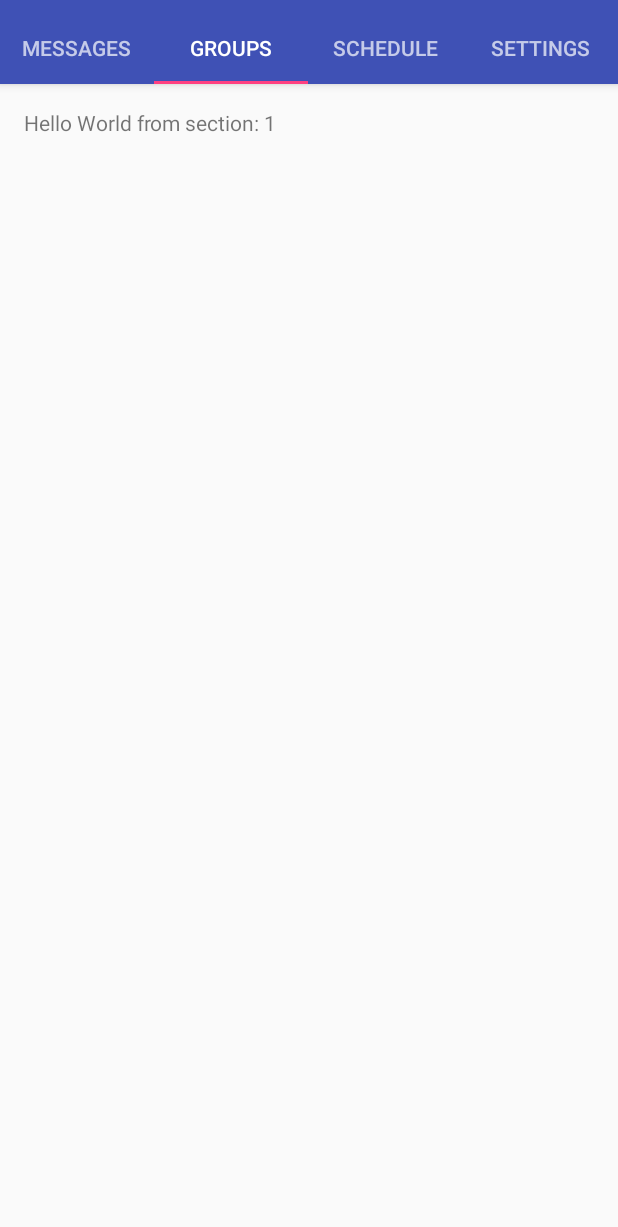
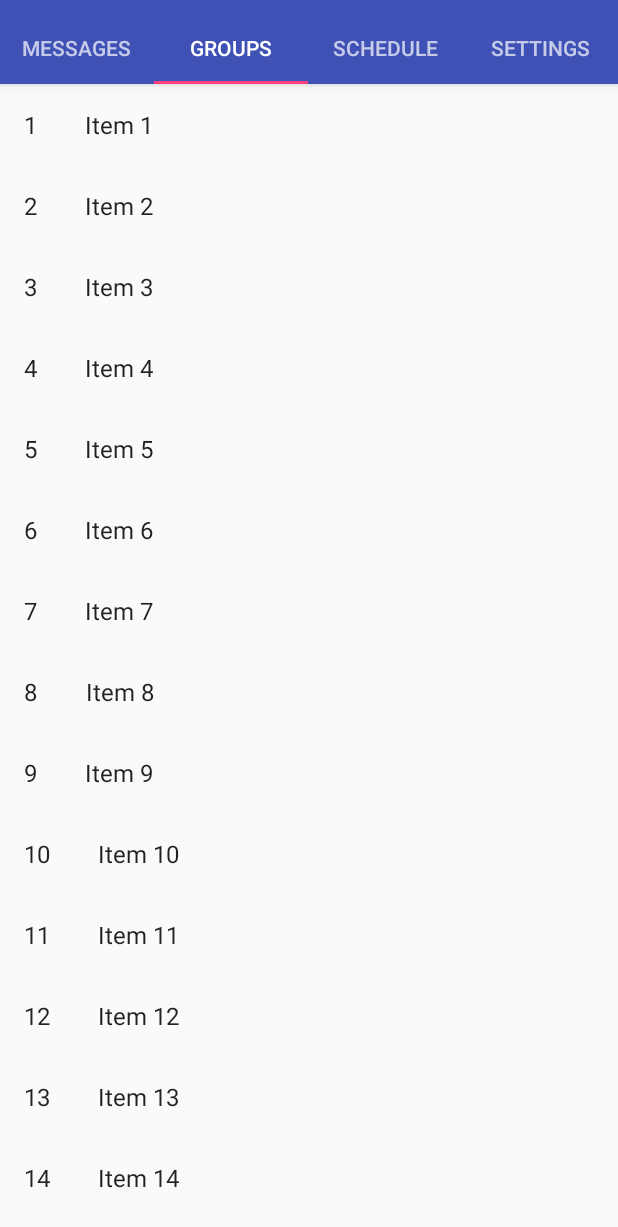
Before and after one commit to gabriel-ruffo/StudyTogether, an Android app: the screen it shows after launch (MainActivity), tab 2 chosen, on a phone screen of 412 x 824 dp. Shown: the top 1227 px of the screen. Run offline under Robolectric (Android 15) with nearby library versions, the phone set to English and light mode, and no system bars; libraries missing offline, so code that uses them is left out: com.alamkanak.weekview; 13 statements that could not run were skipped.

Commit message:
Group Interfaces
Added activities and fragments for the grouping system.

```diff
--- a/app/build.gradle
+++ b/app/build.gradle
@@ -28,7 +28,8 @@ dependencies {
     compile 'com.android.support.constraint:constraint-layout:1.0.2'
     compile 'com.android.support:support-v4:25.3.1'
     compile 'com.android.support:design:25.3.1'
-    testCompile 'junit:junit:4.12'
     compile 'mysql:mysql-connector-mxj:5.0.12'
     compile 'com.github.alamkanak:android-week-view:1.2.6'
+    compile 'com.android.support:recyclerview-v7:25.3.1'
+    testCompile 'junit:junit:4.12'
 }
--- a/app/src/main/java/com/example/gabriel/studytogether2/MainActivity.java
+++ b/app/src/main/java/com/example/gabriel/studytogether2/MainActivity.java
@@ -1,5 +1,7 @@
 package com.example.gabriel.studytogether2;
 
+import android.content.Context;
+import android.content.Intent;
 import android.net.Uri;
 import android.support.design.widget.TabLayout;
 import android.support.design.widget.FloatingActionButton;
@@ -18,12 +20,19 @@ import android.view.View;
 import android.view.ViewGroup;
 
 import android.widget.TextView;
+import android.widget.Toast;
 
 import com.example.gabriel.studytogether2.fragments.CalendarFragment;
 import com.example.gabriel.studytogether2.fragments.ExtrasFragment;
+import com.example.gabriel.studytogether2.fragments.GroupFragment;
+import com.example.gabriel.studytogether2.fragments.dummy.DummyContent;
+import com.example.gabriel.studytogether2.groupActivities.ChatActivity;
 
-public class MainActivity extends AppCompatActivity implements CalendarFragment.OnFragmentInteractionListener{
+public class MainActivity extends AppCompatActivity implements CalendarFragment.OnFragmentInteractionListener, GroupFragment.OnListFragmentInteractionListener
+{
     //small change
+
+    private Toast toastMsg;
 
     /**
      * The {@link android.support.v4.view.PagerAdapter} that will provide
@@ -99,6 +108,22 @@ public class MainActivity extends AppCompatActivity implements CalendarFragment.
         }
     }
 
+    @Override
+    public void onListFragmentInteraction(DummyContent.DummyItem item) {
+
+        Context context = MainActivity.this;
+
+        Class destinationActivity = ChatActivity.class;
+
+        Intent startChildActivityIntent = new Intent(context, destinationActivity);
+
+        startChildActivityIntent.putExtra("ID", item.id);
+        startChildActivityIntent.putExtra("Content", item.content);
+        startChildActivityIntent.putExtra("Details", item.details);
+
+        startActivity(startChildActivityIntent);
+    }
+
     /**
      * A placeholder fragment containing a simple view.
      */
@@ -142,11 +167,13 @@ public class MainActivity extends AppCompatActivity implements CalendarFragment.
 
         private CalendarFragment calendarFragment;
         private ExtrasFragment extrasFragment;
+        private GroupFragment groupFragment;
 
         public SectionsPagerAdapter(FragmentManager fm) {
             super(fm);
             calendarFragment = new CalendarFragment();
             extrasFragment = new ExtrasFragment();
+            groupFragment = new GroupFragment();
         }
 
         @Override
@@ -170,7 +197,7 @@ public class MainActivity extends AppCompatActivity implements CalendarFragment.
                 case 0:
                     return PlaceholderFragment.newInstance(position);
                 case 1:
-                    return PlaceholderFragment.newInstance(position);
+                    return groupFragment;
                 case 2:
                     return calendarFragment.newInstance("", "");
                 case 3:
--- /dev/null
+++ b/app/src/main/java/com/example/gabriel/studytogether2/fragments/GroupFragment.java
@@ -0,0 +1,110 @@
+package com.example.gabriel.studytogether2.fragments;
+
+import android.content.Context;
+import android.os.Bundle;
+import android.support.v4.app.Fragment;
+import android.support.v7.widget.GridLayoutManager;
+import android.support.v7.widget.LinearLayoutManager;
+import android.support.v7.widget.RecyclerView;
+import android.view.LayoutInflater;
+import android.view.View;
+import android.view.ViewGroup;
+
+import com.example.gabriel.studytogether2.R;
+import com.example.gabriel.studytogether2.fragments.dummy.DummyContent;
+import com.example.gabriel.studytogether2.fragments.dummy.DummyContent.DummyItem;
+
+import java.util.List;
+
+/**
+ * A fragment representing a list of Items.
+ * <p/>
+ * Activities containing this fragment MUST implement the {@link OnListFragmentInteractionListener}
+ * interface.
+ */
+public class GroupFragment extends Fragment {
+
+    // TODO: Customize parameter argument names
+    private static final String ARG_COLUMN_COUNT = "column-count";
+    // TODO: Customize parameters
+    private int mColumnCount = 1;
+    private OnListFragmentInteractionListener mListener;
+
+    /**
+     * Mandatory empty constructor for the fragment manager to instantiate the
+     * fragment (e.g. upon screen orientation changes).
+     */
+    public GroupFragment() {
+    }
+
+    // TODO: Customize parameter initialization
+    @SuppressWarnings("unused")
+    public static GroupFragment newInstance(int columnCount) {
+        GroupFragment fragment = new GroupFragment();
+        Bundle args = new Bundle();
+        args.putInt(ARG_COLUMN_COUNT, columnCount);
+        fragment.setArguments(args);
+        return fragment;
+    }
+
+    @Override
+    public void onCreate(Bundle savedInstanceState) {
+        super.onCreate(savedInstanceState);
+
+        if (getArguments() != null) {
+            mColumnCount = getArguments().getInt(ARG_COLUMN_COUNT);
+        }
+    }
+
+    @Override
+    public View onCreateView(LayoutInflater inflater, ViewGroup container,
+                             Bundle savedInstanceState) {
+        View view = inflater.inflate(R.layout.fragment_item_list, container, false);
+
+        // Set the adapter
+        if (view instanceof RecyclerView) {
+            Context context = view.getContext();
+            RecyclerView recyclerView = (RecyclerView) view;
+            if (mColumnCount <= 1) {
+                recyclerView.setLayoutManager(new LinearLayoutManager(context));
+            } else {
+                recyclerView.setLayoutManager(new GridLayoutManager(context, mColumnCount));
+            }
+            recyclerView.setAdapter(new MyItemRecyclerViewAdapter(DummyContent.ITEMS, mListener));
+        }
+        return view;
+    }
+
+
+    @Override
+    public void onAttach(Context context) {
+        super.onAttach(context);
+        if (context instanceof OnListFragmentInteractionListener) {
+            mListener = (OnListFragmentInteractionListener) context;
+        } else {
+            throw new RuntimeException(context.toString()
+                    + " must implement OnListFragmentInteractionListener");
+        }
+    }
+
+    @Override
+    public void onDetach() {
+        super.onDetach();
+        mListener = null;
+    }
+
+    /**
+     * This interface must be implemented by activities that contain this
+     * fragment to allow an interaction in this fragment to be communicated
+     * to the activity and potentially other fragments contained in that
+     * activity.
+     * <p/>
+     * See the Android Training lesson <a href=
+     * "http://developer.android.com/training/basics/fragments/communicating.html"
+     * >Communicating with Other Fragments</a> for more information.
+     */
+    public interface OnListFragmentInteractionListener {
+        // TODO: Update argument type and name
+        void onListFragmentInteraction(DummyItem item);
+    }
+}
--- /dev/null
+++ b/app/src/main/java/com/example/gabriel/studytogether2/fragments/MyItemRecyclerViewAdapter.java
@@ -0,0 +1,78 @@
+package com.example.gabriel.studytogether2.fragments;
+
+import android.support.v7.widget.RecyclerView;
+import android.view.LayoutInflater;
+import android.view.View;
+import android.view.ViewGroup;
+import android.widget.TextView;
+
+import com.example.gabriel.studytogether2.R;
+import com.example.gabriel.studytogether2.fragments.GroupFragment.OnListFragmentInteractionListener;
+import com.example.gabriel.studytogether2.fragments.dummy.DummyContent.DummyItem;
+
+import java.util.List;
+
+/**
+ * {@link RecyclerView.Adapter} that can display a {@link DummyItem} and makes a call to the
+ * specified {@link OnListFragmentInteractionListener}.
+ * TODO: Replace the implementation with code for your data type.
+ */
+public class MyItemRecyclerViewAdapter extends RecyclerView.Adapter<MyItemRecyclerViewAdapter.ViewHolder> {
+
+    private final List<DummyItem> mValues;
+    private final OnListFragmentInteractionListener mListener;
+
+    public MyItemRecyclerViewAdapter(List<DummyItem> items, OnListFragmentInteractionListener listener) {
+        mValues = items;
+        mListener = listener;
+    }
+
+    @Override
+    public ViewHolder onCreateViewHolder(ViewGroup parent, int viewType) {
+        View view = LayoutInflater.from(parent.getContext())
+                .inflate(R.layout.fragment_item, parent, false);
+        return new ViewHolder(view);
+    }
+
+    @Override
+    public void onBindViewHolder(final ViewHolder holder, int position) {
+        holder.mItem = mValues.get(position);
+        holder.mIdView.setText(mValues.get(position).id);
+        holder.mContentView.setText(mValues.get(position).content);
+
+        holder.mView.setOnClickListener(new View.OnClickListener() {
+            @Override
+            public void onClick(View v) {
+                if (null != mListener) {
+                    // Notify the active callbacks interface (the activity, if the
+                    // fragment is attached to one) that an item has been selected.
+                    mListener.onListFragmentInteraction(holder.mItem);
+                }
+            }
+        });
+    }
+
+    @Override
+    public int getItemCount() {
+        return mValues.size();
+    }
+
+    public class ViewHolder extends RecyclerView.ViewHolder {
+        public final View mView;
+        public final TextView mIdView;
+        public final TextView mContentView;
+        public DummyItem mItem;
+
+        public ViewHolder(View view) {
+            super(view);
+            mView = view;
+            mIdView = (TextView) view.findViewById(R.id.id);
+            mContentView = (TextView) view.findViewById(R.id.content);
+        }
+
+        @Override
+        public String toString() {
+            return super.toString() + " '" + mContentView.getText() + "'";
+        }
+    }
+}
--- /dev/null
+++ b/app/src/main/java/com/example/gabriel/studytogether2/fragments/dummy/DummyContent.java
@@ -0,0 +1,72 @@
+package com.example.gabriel.studytogether2.fragments.dummy;
+
+import java.util.ArrayList;
+import java.util.HashMap;
+import java.util.List;
+import java.util.Map;
+
+/**
+ * Helper class for providing sample content for user interfaces created by
+ * Android template wizards.
+ * <p>
+ * TODO: Replace all uses of this class before publishing your app.
+ */
+public class DummyContent {
+
+    /**
+     * An array of sample (dummy) items.
+     */
+    public static final List<DummyItem> ITEMS = new ArrayList<DummyItem>();
+
+    /**
+     * A map of sample (dummy) items, by ID.
+     */
+    public static final Map<String, DummyItem> ITEM_MAP = new HashMap<String, DummyItem>();
+
+    private static final int COUNT = 25;
+
+    static {
+        // Add some sample items.
+        for (int i = 1; i <= COUNT; i++) {
+            addItem(createDummyItem(i));
+        }
+    }
+
+    private static void addItem(DummyItem item) {
+        ITEMS.add(item);
+        ITEM_MAP.put(item.id, item);
+    }
+
+    private static DummyItem createDummyItem(int position) {
+        return new DummyItem(String.valueOf(position), "Item " + position, makeDetails(position));
+    }
+
+    private static String makeDetails(int position) {
+        StringBuilder builder = new StringBuilder();
+        builder.append("Details about Item: ").append(position);
+        /*for (int i = 0; i < position; i++) {
+            builder.append("\nMore details information here.");
+        }*/
+        return builder.toString();
+    }
+
+    /**
+     * A dummy item representing a piece of content.
+     */
+    public static class DummyItem {
+        public final String id;
+        public final String content;
+        public final String details;
+
+        public DummyItem(String id, String content, String details) {
+            this.id = id;
+            this.content = content;
+            this.details = details;
+        }
+
+        @Override
+        public String toString() {
+            return content;
+        }
+    }
+}
--- /dev/null
+++ b/app/src/main/res/layout/fragment_item.xml
@@ -0,0 +1,20 @@
+<?xml version="1.0" encoding="utf-8"?>
+<LinearLayout xmlns:android="http://schemas.android.com/apk/res/android"
+    android:layout_width="wrap_content"
+    android:layout_height="wrap_content"
+    android:orientation="horizontal">
+
+    <TextView
+        android:id="@+id/id"
+        android:layout_width="wrap_content"
+        android:layout_height="wrap_content"
+        android:layout_margin="@dimen/text_margin"
+        android:textAppearance="?attr/textAppearanceListItem" />
+
+    <TextView
+        android:id="@+id/content"
+        android:layout_width="wrap_content"
+        android:layout_height="wrap_content"
+        android:layout_margin="@dimen/text_margin"
+        android:textAppearance="?attr/textAppearanceListItem" />
+</LinearLayout>
--- /dev/null
+++ b/app/src/main/res/layout/fragment_item_list.xml
@@ -0,0 +1,13 @@
+<?xml version="1.0" encoding="utf-8"?>
+<android.support.v7.widget.RecyclerView xmlns:android="http://schemas.android.com/apk/res/android"
+    xmlns:app="http://schemas.android.com/apk/res-auto"
+    xmlns:tools="http://schemas.android.com/tools"
+    android:id="@+id/list"
+    android:name="com.example.gabriel.studytogether2.fragments.GroupFragment"
+    android:layout_width="match_parent"
+    android:layout_height="match_parent"
+    android:layout_marginLeft="16dp"
+    android:layout_marginRight="16dp"
+    app:layoutManager="LinearLayoutManager"
+    tools:context="com.example.gabriel.studytogether2.fragments.GroupFragment"
+    tools:listitem="@layout/fragment_item" />
--- a/app/src/main/res/values/dimens.xml
+++ b/app/src/main/res/values/dimens.xml
@@ -5,4 +5,5 @@
     <dimen name="fab_margin">16dp</dimen>
     <dimen name="appbar_padding_top">8dp</dimen>
     <dimen name="tSize">12sp</dimen>
+    <dimen name="text_margin">16dp</dimen>
 </resources>
--- a/app/src/main/res/values/strings.xml
+++ b/app/src/main/res/values/strings.xml
@@ -6,4 +6,5 @@
     <!-- TODO: Remove or change this placeholder text -->
     <string name="hello_blank_fragment">Hello blank fragment</string>
     <string name="title_activity_edit_event">taee</string>
+    <string name="title_activity_chat">ChatActivity</string>
 </resources>
```
Also changed, not shown: app/src/main/AndroidManifest.xml (+11 -1 lines), app/src/main/java/com/example/gabriel/studytogether2/groupActivities/ChatActivity.java (added, +58 -0 lines), app/src/main/java/com/example/gabriel/studytogether2/groupActivities/GroupInfoActivity.java (added, +15 -0 lines), app/src/main/res/layout/activity_chat.xml (added, +30 -0 lines), app/src/main/res/layout/activity_group_info.xml (added, +9 -0 lines), app/src/main/res/layout/content_chat.xml (added, +18 -0 lines).
